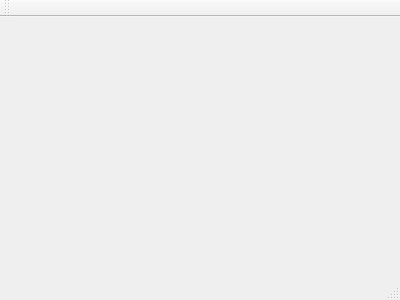
First picture: the form in TicTacToe/tictactoe.ui, repository ukmerry/PI0C-Final-Project, before the edit.
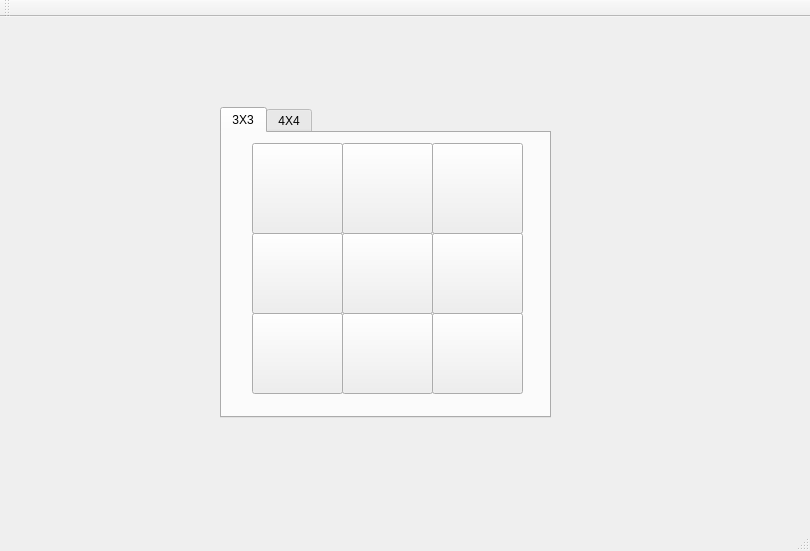
Second picture: the form after the edit.

Patch:
```diff
--- a/TicTacToe/tictactoe.ui
+++ b/TicTacToe/tictactoe.ui
@@ -1,24 +1,180 @@
 <ui version="4.0">
  <class>TicTacToe</class>
- <widget class="QMainWindow" name="TicTacToe" >
-  <property name="geometry" >
+ <widget class="QMainWindow" name="TicTacToe">
+  <property name="geometry">
    <rect>
     <x>0</x>
     <y>0</y>
-    <width>400</width>
-    <height>300</height>
+    <width>810</width>
+    <height>551</height>
    </rect>
   </property>
   <property name="windowTitle" >
    <string>TicTacToe</string>
   </property>
-  <widget class="QMenuBar" name="menuBar" />
-  <widget class="QToolBar" name="mainToolBar" />
-  <widget class="QWidget" name="centralWidget" />
-  <widget class="QStatusBar" name="statusBar" />
+  <widget class="QWidget" name="centralWidget">
+   <widget class="QTabWidget" name="tabWidget">
+    <property name="geometry">
+     <rect>
+      <x>220</x>
+      <y>90</y>
+      <width>331</width>
+      <height>311</height>
+     </rect>
+    </property>
+    <property name="currentIndex">
+     <number>0</number>
+    </property>
+    <widget class="QWidget" name="tab">
+     <attribute name="title">
+      <string>3X3</string>
+     </attribute>
+     <widget class="QToolButton" name="toolButton_31">
+      <property name="geometry">
+       <rect>
+        <x>30</x>
+        <y>180</y>
+        <width>91</width>
+        <height>81</height>
+       </rect>
+      </property>
+      <property name="text">
+       <string/>
+      </property>
+     </widget>
+     <widget class="QToolButton" name="toolButton_33">
+      <property name="geometry">
+       <rect>
+        <x>210</x>
+        <y>180</y>
+        <width>91</width>
+        <height>81</height>
+       </rect>
+      </property>
+      <property name="text">
+       <string/>
+      </property>
+     </widget>
+     <widget class="QToolButton" name="toolButton_32">
+      <property name="geometry">
+       <rect>
+        <x>120</x>
+        <y>180</y>
+        <width>91</width>
+        <height>81</height>
+       </rect>
+      </property>
+      <property name="text">
+       <string/>
+      </property>
+     </widget>
+     <widget class="QToolButton" name="toolButton_13">
+      <property name="geometry">
+       <rect>
+        <x>210</x>
+        <y>10</y>
+        <width>91</width>
+        <height>91</height>
+       </rect>
+      </property>
+      <property name="text">
+       <string/>
+      </property>
+     </widget>
+     <widget class="QToolButton" name="toolButton_23">
+      <property name="geometry">
+       <rect>
+        <x>210</x>
+        <y>100</y>
+        <width>91</width>
+        <height>81</height>
+       </rect>
+      </property>
+      <property name="text">
+       <string/>
+      </property>
+     </widget>
+     <widget class="QToolButton" name="toolButton_21">
+      <property name="geometry">
+       <rect>
+        <x>30</x>
+        <y>100</y>
+        <width>91</width>
+        <height>81</height>
+       </rect>
+      </property>
+      <property name="text">
+       <string/>
+      </property>
+     </widget>
+     <widget class="QToolButton" name="toolButton_11">
+      <property name="geometry">
+       <rect>
+        <x>30</x>
+        <y>10</y>
+        <width>91</width>
+        <height>91</height>
+       </rect>
+      </property>
+      <property name="text">
+       <string/>
+      </property>
+     </widget>
+     <widget class="QToolButton" name="toolButton_12">
+      <property name="geometry">
+       <rect>
+        <x>120</x>
+        <y>10</y>
+        <width>91</width>
+        <height>91</height>
+       </rect>
+      </property>
+      <property name="text">
+       <string/>
+      </property>
+     </widget>
+     <widget class="QToolButton" name="toolButton_22">
+      <property name="geometry">
+       <rect>
+        <x>120</x>
+        <y>100</y>
+        <width>91</width>
+        <height>81</height>
+       </rect>
+      </property>
+      <property name="text">
+       <string/>
+      </property>
+     </widget>
+    </widget>
+    <widget class="QWidget" name="tab_2">
+     <attribute name="title">
+      <string>4X4</string>
+     </attribute>
+    </widget>
+   </widget>
+  </widget>
+  <widget class="QMenuBar" name="menuBar">
+   <property name="geometry">
+    <rect>
+     <x>0</x>
+     <y>0</y>
+     <width>810</width>
+     <height>22</height>
+    </rect>
+   </property>
+  </widget>
+  <widget class="QToolBar" name="mainToolBar">
+   <attribute name="toolBarArea">
+    <enum>TopToolBarArea</enum>
+   </attribute>
+   <attribute name="toolBarBreak">
+    <bool>false</bool>
+   </attribute>
+  </widget>
+  <widget class="QStatusBar" name="statusBar"/>
  </widget>
- <layoutDefault spacing="6" margin="11" />
- <pixmapfunction></pixmapfunction>
+ <layoutdefault spacing="6" margin="11"/>
  <resources/>
  <connections/>
 </ui>
```
Left out of the diff: 3 changed lines with no effect on the pictures.
